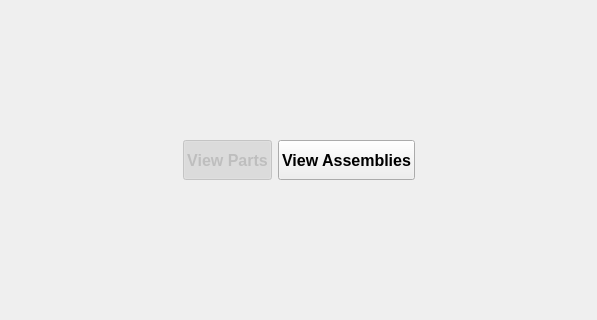
TheCodingJsoftware/Invigo, file ui/widgets/workspace_tab_widget.ui: the form before one commit; both pictures show x 258 to 855 and y 134 to 454 of the 1113 by 888 pixel window.
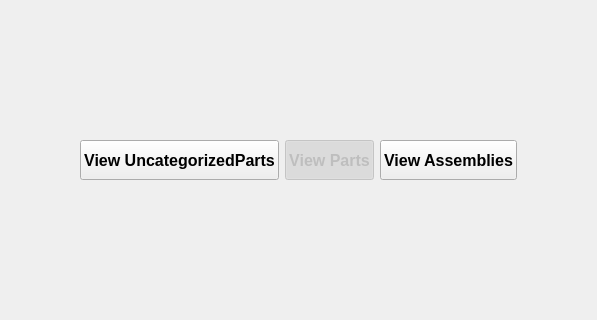
The form after the commit. Icons and pictures are not drawn.

Commit message: changed qr code size

Patch:
```diff
--- a/ui/widgets/workspace_tab_widget.ui
+++ b/ui/widgets/workspace_tab_widget.ui
@@ -29,6 +29,28 @@
        </property>
       </spacer>
      </item>
+     <item>
+      <widget class="QPushButton" name="pushButton_view_uncategorized_parts">
+       <property name="enabled">
+        <bool>true</bool>
+       </property>
+       <property name="minimumSize">
+        <size>
+         <width>0</width>
+         <height>40</height>
+        </size>
+       </property>
+       <property name="font">
+        <font>
+         <pointsize>12</pointsize>
+         <bold>true</bold>
+        </font>
+       </property>
+       <property name="text">
+        <string>View UncategorizedParts</string>
+       </property>
+      </widget>
+     </item>
      <item>
       <widget class="QPushButton" name="pushButton_view_parts">
        <property name="enabled">
```
The commit also changes 2 other files.
